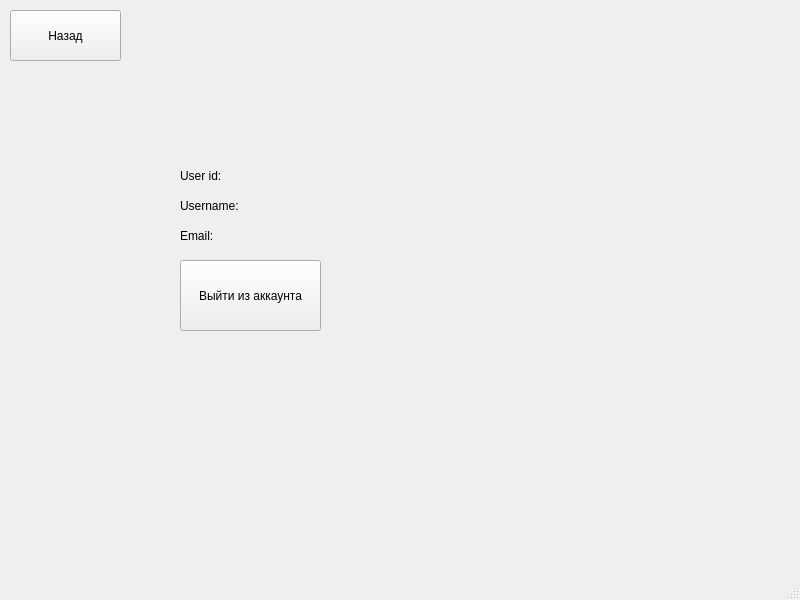
First picture: the form in data/ui_files/profile_screen.ui, repository Gelzy788/DnD-Helper, before the edit.
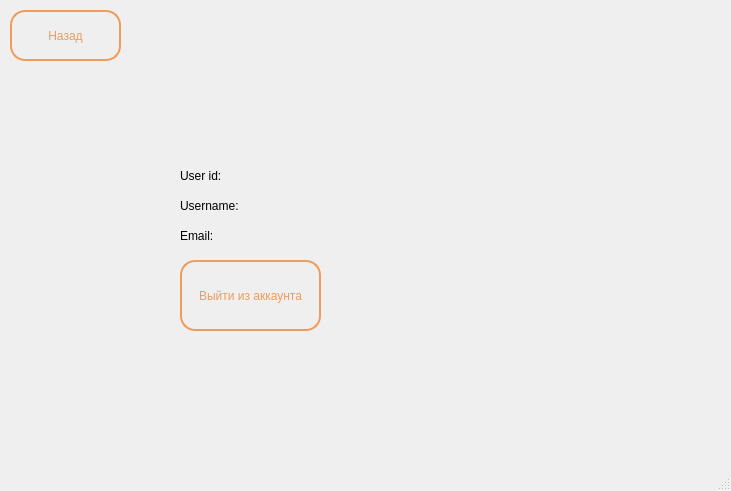
Second picture: the form after the edit. Icons and pictures are not drawn.

What changed in the file:
```diff
--- a/data/ui_files/profile_screen.ui
+++ b/data/ui_files/profile_screen.ui
@@ -6,8 +6,8 @@
    <rect>
     <x>0</x>
     <y>0</y>
-    <width>800</width>
-    <height>600</height>
+    <width>731</width>
+    <height>491</height>
    </rect>
   </property>
   <property name="windowTitle">
@@ -101,6 +101,25 @@
       <height>51</height>
      </rect>
     </property>
+    <property name="styleSheet">
+     <string notr="true">/* border-color: rgb(142, 74, 25);
+border: 2px solid rgb(142, 74, 25); */
+/* background-color: rgb(142, 74, 25); */
+
+QPushButton {
+	color: rgb(240, 155, 89);
+    background-color: transparent; /* Делаем фон прозрачным */
+    border: 2px solid rgb(240, 155, 89);  /* Цвет границы */
+    border-radius: 15px; /* Закругление углов (по желанию) */
+    padding: 5px; /* Отступы (по желанию) */
+	/* border-image: linear-gradient(to right, red, yellow) 5; */
+}
+
+QPushButton:hover {
+    background-color: rgba(54, 21, 8, 0.5); 
+} 
+</string>
+    </property>
     <property name="text">
      <string>Назад</string>
     </property>
@@ -114,10 +133,53 @@
       <height>71</height>
      </rect>
     </property>
+    <property name="styleSheet">
+     <string notr="true">/* border-color: rgb(142, 74, 25);
+border: 2px solid rgb(142, 74, 25); */
+/* background-color: rgb(142, 74, 25); */
+
+QPushButton {
+	color: rgb(240, 155, 89);
+    background-color: transparent; /* Делаем фон прозрачным */
+    border: 2px solid rgb(240, 155, 89);  /* Цвет границы */
+    border-radius: 15px; /* Закругление углов (по желанию) */
+    padding: 5px; /* Отступы (по желанию) */
+	/* border-image: linear-gradient(to right, red, yellow) 5; */
+}
+
+QPushButton:hover {
+    background-color: rgba(54, 21, 8, 0.5); 
+} 
+</string>
+    </property>
     <property name="text">
      <string>Выйти из аккаунта</string>
     </property>
    </widget>
+   <widget class="QWidget" name="widget" native="true">
+    <property name="geometry">
+     <rect>
+      <x>0</x>
+      <y>-30</y>
+      <width>741</width>
+      <height>531</height>
+     </rect>
+    </property>
+    <property name="styleSheet">
+     <string notr="true">background-image: url('data/textures/background.jpg');
+background-repeat: no-repeat; 
+background-position: center;</string>
+    </property>
+   </widget>
+   <zorder>widget</zorder>
+   <zorder>label</zorder>
+   <zorder>label_2</zorder>
+   <zorder>username_label</zorder>
+   <zorder>email_label</zorder>
+   <zorder>label_4</zorder>
+   <zorder>user_id_label</zorder>
+   <zorder>main_screen_btn</zorder>
+   <zorder>logout_btn</zorder>
   </widget>
   <widget class="QMenuBar" name="menubar">
    <property name="geometry">
```
Left out of the diff: 2 changed lines with no effect on the pictures.
